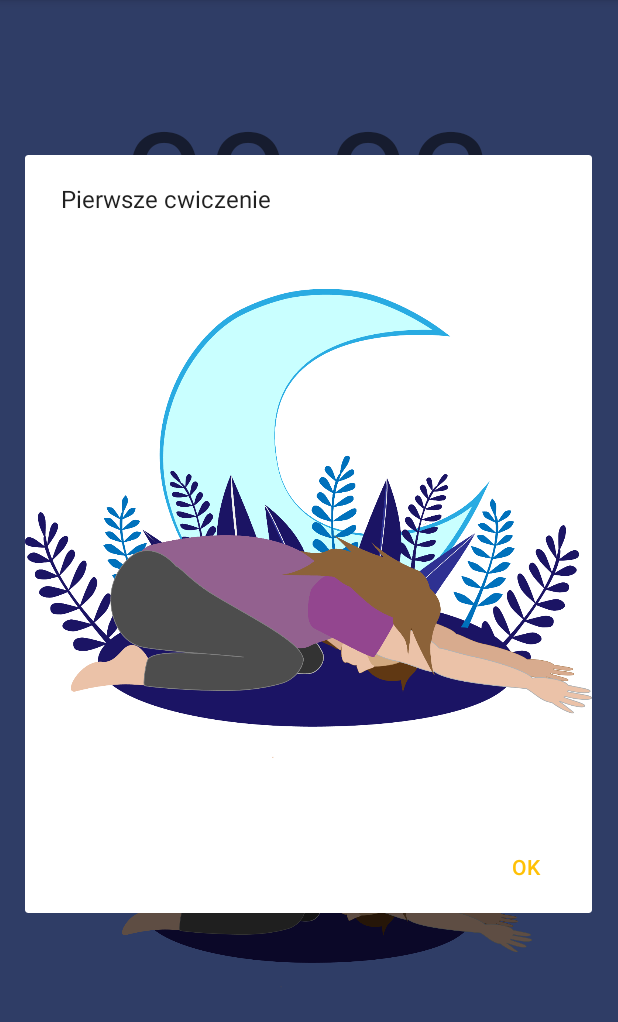
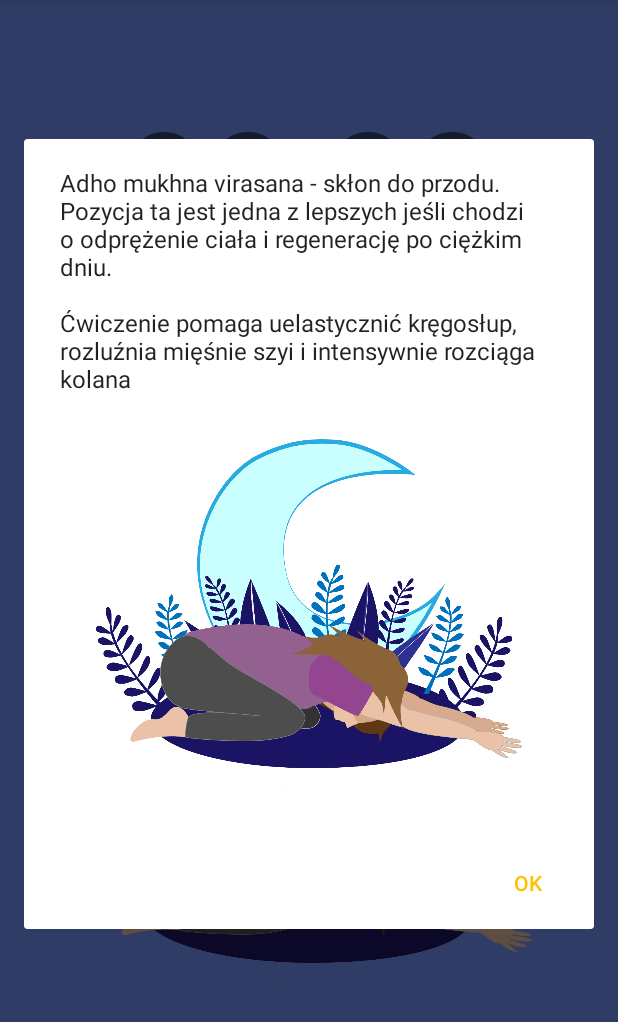
Before and after one commit to mibit-stack/joga-simple, an Android app: the ExcerciseActivity screen opened directly, with no data from a screen before it, after a tap on "Info", on a phone screen of 412 x 824 dp, the part 84-1106 px from its top. Run offline under Robolectric (Android 15) with nearby library versions, the phone set to English and light mode, and no system bars; Roboto replaces fonts that are not available here; 3 statements that could not run were skipped; 1 other tap on this screen came first.

Commit message:
Added descriptions

```diff
--- a/app/src/main/java/com/zpi/jogasimple/ExcerciseActivity.kt
+++ b/app/src/main/java/com/zpi/jogasimple/ExcerciseActivity.kt
@@ -35,66 +35,80 @@ class ExcerciseActivity : AppCompatActivity() {
     var currentExcerciseNo = 0
 
     val exerciseMorning = arrayOf(
-        Exercise(R.drawable.ex_m_1, "Pierwsze cwiczenie",5),
-        Exercise(R.drawable.ex_m_2, "Drugie cwiczenie",5),
-        Exercise(R.drawable.ex_m_3,"Trzecie cwiczenie",5),
-        Exercise(R.drawable.ex_m_4,"Czwarte cwiczenie",5),
-        Exercise(R.drawable.ex_m_5,"Piate cwiczenie",5))
+        Exercise(R.drawable.ex_m_1, "Muktasana jest idealna pozą do chwili odpoczynku i medytacji. Ćwiczenie to ma na celu stopniowe rozbudzenie naszego organizmu po śnie i przygotowanie go do ruchu w następnych ćwiczeniach.\n" +
+                "\n" +
+                "W czasie trzech minut tego ćwiczenia skup się na głębokim i spokojnym oddechu.  Pamiętaj również o wyprostowanych plecach.\n",10),
+        Exercise(R.drawable.ex_m_2, "Z pozycji przyjętego wcześniej siadu wykonuj rekoma naprzemiennie skłony w lewy i prawy bok. Nie spiesz się, dokładność rozciągnięcia jest ważniejsza. \n" +
+                "\n" +
+                "Ćwiczenie to pomoże nam rozciągnąć ramiona i ręce, które często cierpną w nocy przez spanie w nieodpowiednich pozycjach.",5),
+        Exercise(R.drawable.ex_m_3,"Setu bandhasana, inaczej pozycja mostka. \n" +
+                "Łopatki oraz góra pleców leżą na ziemi, podczas gdy biodra i zgięte w kolanach nogi podnoszą się ku górze.\n" +
+                "Ćwiczenie należy wykonywać powtórzeniami, uwzględniając przerwy pomiędzy nimi. W ramach przerw należy poleżeć przez parę sekund.\n" +
+                "\n" +
+                "Asana ta działa pozytywnie na plecy, miednicę, nogi i klatkę piersiowa. Przygotowuje nas idealnie na czekający dzień - pomaga usunąć napięcie z barków, uśmierzyć ból pleców.",5),
+        Exercise(R.drawable.ex_m_4,"Klęknięcie na jedną nogę z wyrokiem w przód (Anjaneyasana)\n" +
+                "\n" +
+                "W ćwiczeniu należy pozostać dłuższą chwilę, po czym zmieniać kolejność na drugą nogę.\n" +
+                "\n" +
+                "Pamiętaj o prostych plecach i spokojnym oddechu.\n" +
+                "Ćwiczenie wspiera prawidłowe funkcjonowanie kolan.",5),
+        Exercise(R.drawable.ex_m_5,"Asana psa z głową w dół (Adho Mukha Svanasana).\n" +
+                "Osoby początkujące mogą stać na czubkach palców, ale w miarę postępów należy dążyć do postawienia stóp całkowicie na ziemi.\n" +
+                "\n" +
+                "Jest to jedna z najbardziej znanych póz jogi - używa się jej często jako relaksacyjnego przerywnika między sekwencjami ćwiczeń.\n" +
+                "\n" +
+                "Wpływa pozytywnie na krążenie krwi, wzmacnia ramiona i poprawia elastyczność stawów.",5))
 
     val exerciseNight = arrayOf(
-        Exercise(R.drawable.ex_n_1, "Pierwsze cwiczenie",5),
-        Exercise(R.drawable.ex_n_2, "To ćwiczenie nazywane jako Kwiat Lotosu, jest symbolem jogi. Ciało się odpręża, a umysł odpoczywa.",5),
-        Exercise(R.drawable.ex_n_3,"ddddd",5),
-        Exercise(R.drawable.ex_n_4,"xxxxx",5),
-        Exercise(R.drawable.ex_n_5,"asdfassafd",5))
+        Exercise(R.drawable.ex_n_1, "Adho mukhna virasana - skłon do przodu. \n" +
+                "Pozycja ta jest jedna z lepszych jeśli chodzi o odprężenie ciała i regenerację po ciężkim dniu.\n" +
+                "\n" +
+                "Ćwiczenie pomaga uelastycznić kręgosłup, rozluźnia mięśnie szyi i intensywnie rozciąga kolana",10),
+        Exercise(R.drawable.ex_n_2, " Siad klęczny z odchyleniem w tył. \n" +
+                "Należy przyjąć tą samą pozycję przez cały czas trwania ćwiczenia.\n" +
+                "\n" +
+                "Ćwiczenie pomaga rozluźnić mięśnie karku, ramion i wzmacnia zasięg odchylania pleców",5),
+        Exercise(R.drawable.ex_n_3,"Siad klęczny z wyciągnięciem do przodu.\n" +
+                "Ćwiczenie należy wykonywać powtórzeniami z krótkimi przerwami pomiędzy.\n" +
+                "\n" +
+                "Pamiętaj żeby podczas ćwiczenia próbować sięgnąć jak najdalej.\n" +
+                "\n" +
+                "Ćwiczenie wspomaga ramiona, rozluźnia plecy i mięśnie karku.",5),
+        Exercise(R.drawable.ex_n_4,"Pozycja kota (Marjarysana).\n" +
+                "Wygięcia grzbietu należy utrzymywać przez dłuższą chwilę i uwzględniać chwile rozluźnienia między powtórzeniami.\n" +
+                "\n" +
+                "Ćwiczenie rewelacyjnie działa na kręgosłup wzmacniając go i rozluźniając przy tym plecy.",5),
+        Exercise(R.drawable.ex_n_5,"Skręt w Svastikasanie. Ćwiczenie należy wykonywać naprzemiennie sięgnięciami za siebie. \n" +
+                "\n" +
+                "Należy pamiętać o prostych plecach i zsynchronizowaniu oddychania z wykonywanymi skrętami.\n" +
+                "Ćwiczenie wpływa pozytywnie na mięśnie ramion i ich rozciągnięcie.",5))
 
     var currentExcerciseSet = exerciseMorning
 
     override fun onCreate(savedInstanceState: Bundle?) {
         super.onCreate(savedInstanceState)
-
-//        val exerciseLayoutView = findViewById(R.id.mainView) as ImageView
-//        exerciseLayoutView.setBackgroundColor(0x00FF00)
         setContentView(R.layout.activity_excercise)
-
-
-
-
-//        val dialogExcerciseView = dialogView.findViewById(R.id.dialogExcerciseImageView) as ImageView
-//        dialogExcerciseView.setImageResource(exerciseImage)
 
         supportActionBar?.setDisplayHomeAsUpEnabled(true)
 
-
         val setName = intent.extras?.get("ExerciseSet") as String
-
-        // Changing layout color by set name
-
         val activityMain = findViewById(R.id.mainView) as ConstraintLayout
         val buttonStart = findViewById(R.id.startButton) as Button
-
 
         setName.let {
             if(it.contains("Morning")) {
                 currentExcerciseSet = exerciseMorning
                 activityMain.setBackgroundColor(Color.parseColor("#fffde8"));
             }
-
             else {
                 currentExcerciseSet = exerciseNight
                 activityMain.setBackgroundColor(Color.parseColor("#7799ff"));
-//                activityMain.setBackgroundResource(R.drawable.night_set_gradient)
                 buttonStart.setBackgroundColor(Color.parseColor("#3355bb"))
-
             }
-
         }
-
         loadExercise(currentExcerciseSet[currentExcerciseNo])
 
-
         startButton.setOnClickListener{
-
             if(!timerIsStarted) {
                 startExcercise()
             }
@@ -112,7 +126,6 @@ class ExcerciseActivity : AppCompatActivity() {
         timerView.setText("00:${underNineTxt}${exerciseTime}")
 
         imageView3.setImageResource(exerciseImage)
-
     }
 
     fun startExcercise(){
@@ -136,35 +149,25 @@ class ExcerciseActivity : AppCompatActivity() {
 
                 currentExcerciseNo++
 
-                if(currentExcerciseNo >= currentExcerciseSet.size)
+                if(currentExcerciseNo >= currentExcerciseSet.size) {
                     currentExcerciseNo = 0
-
+                    val excerciseIntent4 = Intent(this,MainActivity::class.java)
+                    startActivity(excerciseIntent4)
+                }
                 loadExercise(currentExcerciseSet[currentExcerciseNo])
                 openStartDialog()
-
-                //reload()
             }
-
             timerIsStarted = false
-
         }
-
         thread.start()
     }
 
-
     override fun onCreateOptionsMenu(menu: Menu?): Boolean {
         menuInflater.inflate(R.menu.main_menu,menu)
-
         return super.onCreateOptionsMenu(menu)
     }
 
     override fun onOptionsItemSelected(item: MenuItem): Boolean {
-
-        /*if(item.itemId==android.R.id.home)
-            finish()
-        */
-
         when(item.itemId){
             android.R.id.home->finish()
             R.id.id_info->{
@@ -176,15 +179,11 @@ class ExcerciseActivity : AppCompatActivity() {
                 return true
             }
         }
-
         return super.onOptionsItemSelected(item)
     }
 
     fun openStartDialog(){
         val dialogBuilder = AlertDialog.Builder(this)
-        // set exercise Dialog image
-//        setContentView(R.layout.excercise_dialog_layout)
-//        imageView2.setImageResource(exerciseImage)
 
         val dialogView = layoutInflater.inflate(R.layout.excercise_dialog_layout,null)
 
@@ -192,21 +191,17 @@ class ExcerciseActivity : AppCompatActivity() {
         dialogExcerciseView.setImageResource(exerciseImage)
 
         dialogBuilder.setMessage(currentExcercise?.exDesc)
-
         dialogBuilder.setView(dialogView)
-
         dialogBuilder.setPositiveButton("OK"){
                 dialog, id ->
         }
         val dialog = dialogBuilder.create()
 
-        dialog.show()
-    }
-// reload Activity?
-    fun reload() {
-        finish()
-        startActivity(getIntent());
+        if(currentExcerciseNo <= currentExcerciseSet.size) {
+            dialog.show()
+        }
     }
 
 
+
 }
--- a/app/src/main/java/com/zpi/jogasimple/MainActivity.kt
+++ b/app/src/main/java/com/zpi/jogasimple/MainActivity.kt
@@ -11,11 +11,6 @@ class MainActivity : AppCompatActivity() {
     override fun onCreate(savedInstanceState: Bundle?) {
         super.onCreate(savedInstanceState)
         setContentView(R.layout.activity_main)
-
-        mainImageView.setOnClickListener{
-            //Toast.makeText(this,"Kliknięto w kwiat lotosu...",Toast.LENGTH_SHORT).show()
-            Snackbar.make(mainView,"Kliknięto w kwiat lotosu...",Snackbar.LENGTH_SHORT).show()
-        }
 
         excerciseDayButton.setOnClickListener{
             val excerciseIntent = Intent(this,ExcerciseActivity::class.java)
--- a/app/src/main/java/com/zpi/jogasimple/aboutActivity.kt
+++ b/app/src/main/java/com/zpi/jogasimple/aboutActivity.kt
@@ -2,11 +2,7 @@ package com.zpi.jogasimple
 
 import android.os.Bundle
 import android.view.Menu
-import android.view.MenuItem
 import androidx.appcompat.app.AppCompatActivity
-import com.google.android.material.snackbar.Snackbar
-import kotlinx.android.synthetic.main.activity_main.mainView
-
 
 class aboutActivity : AppCompatActivity() {
     override fun onCreate(savedInstanceState: Bundle?) {
--- a/app/src/main/res/layout/excercise_dialog_layout.xml
+++ b/app/src/main/res/layout/excercise_dialog_layout.xml
@@ -8,8 +8,8 @@
 
     <ImageView
         android:id="@+id/dialogExcerciseImageView"
-        android:layout_width="378dp"
-        android:layout_height="395dp"
+        android:layout_width="284dp"
+        android:layout_height="294dp"
         app:layout_constraintBottom_toBottomOf="parent"
         app:layout_constraintEnd_toEndOf="parent"
         app:layout_constraintStart_toStartOf="parent"
```
Also changed, not shown: app/src/main/java/com/zpi/jogasimple/activity_ex_2_m.kt (deleted, +0 -58 lines).
